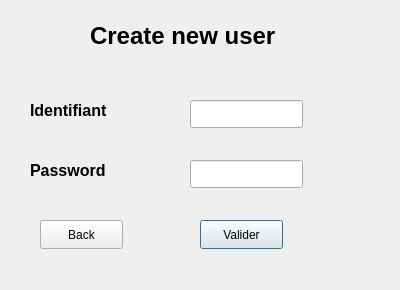
Old version of the form newuser.ui in the repository HenriSalard/QT_TP1.
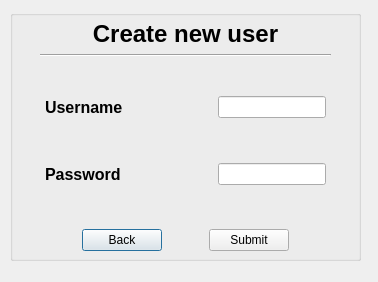
New version of the form.

Diff of the .ui file:
```diff
--- a/newuser.ui
+++ b/newuser.ui
@@ -6,103 +6,13 @@
    <rect>
     <x>0</x>
     <y>0</y>
-    <width>400</width>
-    <height>290</height>
+    <width>378</width>
+    <height>282</height>
    </rect>
   </property>
   <property name="windowTitle">
    <string>Dialog</string>
   </property>
-  <widget class="QLabel" name="toplabel">
-   <property name="geometry">
-    <rect>
-     <x>90</x>
-     <y>20</y>
-     <width>231</width>
-     <height>31</height>
-    </rect>
-   </property>
-   <property name="font">
-    <font>
-     <pointsize>18</pointsize>
-     <bold>true</bold>
-    </font>
-   </property>
-   <property name="text">
-    <string>Create new user</string>
-   </property>
-  </widget>
-  <widget class="QLabel" name="idlabel">
-   <property name="geometry">
-    <rect>
-     <x>30</x>
-     <y>100</y>
-     <width>151</width>
-     <height>20</height>
-    </rect>
-   </property>
-   <property name="font">
-    <font>
-     <pointsize>12</pointsize>
-     <bold>true</bold>
-    </font>
-   </property>
-   <property name="text">
-    <string>Identifiant</string>
-   </property>
-  </widget>
-  <widget class="QLabel" name="passwordlabel">
-   <property name="geometry">
-    <rect>
-     <x>30</x>
-     <y>160</y>
-     <width>151</width>
-     <height>20</height>
-    </rect>
-   </property>
-   <property name="font">
-    <font>
-     <pointsize>12</pointsize>
-     <bold>true</bold>
-    </font>
-   </property>
-   <property name="text">
-    <string>Password</string>
-   </property>
-  </widget>
-  <widget class="QLineEdit" name="idTextField">
-   <property name="geometry">
-    <rect>
-     <x>190</x>
-     <y>100</y>
-     <width>113</width>
-     <height>28</height>
-    </rect>
-   </property>
-  </widget>
-  <widget class="QLineEdit" name="passwordTextField">
-   <property name="geometry">
-    <rect>
-     <x>190</x>
-     <y>160</y>
-     <width>113</width>
-     <height>28</height>
-    </rect>
-   </property>
-  </widget>
-  <widget class="QPushButton" name="pushButton">
-   <property name="geometry">
-    <rect>
-     <x>200</x>
-     <y>220</y>
-     <width>83</width>
-     <height>29</height>
-    </rect>
-   </property>
-   <property name="text">
-    <string>Valider</string>
-   </property>
-  </widget>
   <widget class="QLabel" name="labelError">
    <property name="geometry">
     <rect>
@@ -146,18 +56,243 @@
     <set>Qt::AlignCenter</set>
    </property>
   </widget>
-  <widget class="QPushButton" name="backButton">
+  <widget class="QGroupBox" name="groupBox">
    <property name="geometry">
     <rect>
-     <x>40</x>
-     <y>220</y>
-     <width>83</width>
-     <height>29</height>
+     <x>10</x>
+     <y>10</y>
+     <width>351</width>
+     <height>251</height>
     </rect>
    </property>
-   <property name="text">
-    <string>Back</string>
+   <property name="title">
+    <string/>
    </property>
+   <widget class="QWidget" name="verticalLayoutWidget">
+    <property name="geometry">
+     <rect>
+      <x>30</x>
+      <y>10</y>
+      <width>291</width>
+      <height>231</height>
+     </rect>
+    </property>
+    <layout class="QVBoxLayout" name="verticalLayout">
+     <item>
+      <widget class="QLabel" name="toplabel">
+       <property name="font">
+        <font>
+         <pointsize>18</pointsize>
+         <bold>true</bold>
+        </font>
+       </property>
+       <property name="text">
+        <string>Create new user</string>
+       </property>
+       <property name="alignment">
+        <set>Qt::AlignCenter</set>
+       </property>
+      </widget>
+     </item>
+     <item>
+      <widget class="Line" name="line">
+       <property name="orientation">
+        <enum>Qt::Horizontal</enum>
+       </property>
+      </widget>
+     </item>
+     <item>
+      <spacer name="verticalSpacer_2">
+       <property name="orientation">
+        <enum>Qt::Vertical</enum>
+       </property>
+       <property name="sizeHint" stdset="0">
+        <size>
+         <width>20</width>
+         <height>40</height>
+        </size>
+       </property>
+      </spacer>
+     </item>
+     <item>
+      <layout class="QHBoxLayout" name="horizontalLayout">
+       <property name="leftMargin">
+        <number>5</number>
+       </property>
+       <property name="rightMargin">
+        <number>5</number>
+       </property>
+       <property name="bottomMargin">
+        <number>5</number>
+       </property>
+       <item>
+        <widget class="QLabel" name="idlabel">
+         <property name="font">
+          <font>
+           <pointsize>12</pointsize>
+           <bold>true</bold>
+          </font>
+         </property>
+         <property name="text">
+          <string>Username</string>
+         </property>
+        </widget>
+       </item>
+       <item>
+        <spacer name="horizontalSpacer_5">
+         <property name="orientation">
+          <enum>Qt::Horizontal</enum>
+         </property>
+         <property name="sizeHint" stdset="0">
+          <size>
+           <width>40</width>
+           <height>20</height>
+          </size>
+         </property>
+        </spacer>
+       </item>
+       <item>
+        <widget class="QLineEdit" name="idTextField"/>
+       </item>
+      </layout>
+     </item>
+     <item>
+      <spacer name="verticalSpacer_3">
+       <property name="orientation">
+        <enum>Qt::Vertical</enum>
+       </property>
+       <property name="sizeHint" stdset="0">
+        <size>
+         <width>20</width>
+         <height>40</height>
+        </size>
+       </property>
+      </spacer>
+     </item>
+     <item>
+      <layout class="QHBoxLayout" name="horizontalLayout_2">
+       <property name="leftMargin">
+        <number>5</number>
+       </property>
+       <property name="rightMargin">
+        <number>5</number>
+       </property>
+       <property name="bottomMargin">
+        <number>5</number>
+       </property>
+       <item>
+        <widget class="QLabel" name="passwordlabel">
+         <property name="font">
+          <font>
+           <pointsize>12</pointsize>
+           <bold>true</bold>
+          </font>
+         </property>
+         <property name="text">
+          <string>Password</string>
+         </property>
+        </widget>
+       </item>
+       <item>
+        <spacer name="horizontalSpacer_4">
+         <property name="orientation">
+          <enum>Qt::Horizontal</enum>
+         </property>
+         <property name="sizeHint" stdset="0">
+          <size>
+           <width>40</width>
+           <height>20</height>
+          </size>
+         </property>
+        </spacer>
+       </item>
+       <item>
+        <widget class="QLineEdit" name="passwordTextField">
+         <property name="enabled">
+          <bool>true</bool>
+         </property>
+         <property name="sizePolicy">
+          <sizepolicy hsizetype="Expanding" vsizetype="Fixed">
+           <horstretch>0</horstretch>
+           <verstretch>0</verstretch>
+          </sizepolicy>
+         </property>
+        </widget>
+       </item>
+      </layout>
+     </item>
+     <item>
+      <spacer name="verticalSpacer">
+       <property name="orientation">
+        <enum>Qt::Vertical</enum>
+       </property>
+       <property name="sizeHint" stdset="0">
+        <size>
+         <width>20</width>
+         <height>40</height>
+        </size>
+       </property>
+      </spacer>
+     </item>
+     <item>
+      <layout class="QHBoxLayout" name="horizontalLayout_3">
+       <item>
+        <spacer name="horizontalSpacer">
+         <property name="orientation">
+          <enum>Qt::Horizontal</enum>
+         </property>
+         <property name="sizeHint" stdset="0">
+          <size>
+           <width>40</width>
+           <height>20</height>
+          </size>
+         </property>
+        </spacer>
+       </item>
+       <item>
+        <widget class="QPushButton" name="backButton">
+         <property name="text">
+          <string>Back</string>
+         </property>
+        </widget>
+       </item>
+       <item>
+        <spacer name="horizontalSpacer_2">
+         <property name="orientation">
+          <enum>Qt::Horizontal</enum>
+         </property>
+         <property name="sizeHint" stdset="0">
+          <size>
+           <width>40</width>
+           <height>20</height>
+          </size>
+         </property>
+        </spacer>
+       </item>
+       <item>
+        <widget class="QPushButton" name="pushButton">
+         <property name="text">
+          <string>Submit</string>
+         </property>
+        </widget>
+       </item>
+       <item>
+        <spacer name="horizontalSpacer_3">
+         <property name="orientation">
+          <enum>Qt::Horizontal</enum>
+         </property>
+         <property name="sizeHint" stdset="0">
+          <size>
+           <width>40</width>
+           <height>20</height>
+          </size>
+         </property>
+        </spacer>
+       </item>
+      </layout>
+     </item>
+    </layout>
+   </widget>
   </widget>
  </widget>
  <resources/>
```
